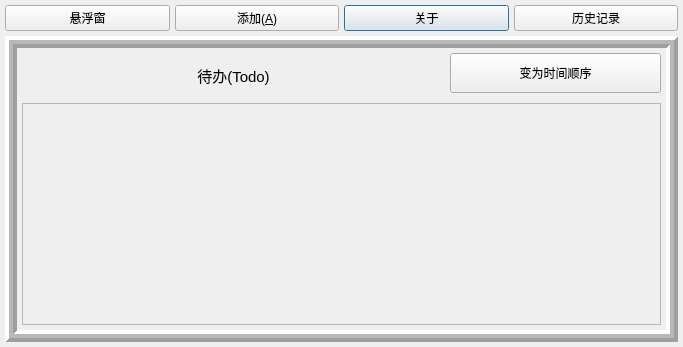
The window that AppeaRemind/dialog.ui (yzc0731/copy_from_xiang) describes before a commit, drawn with Qt 5.
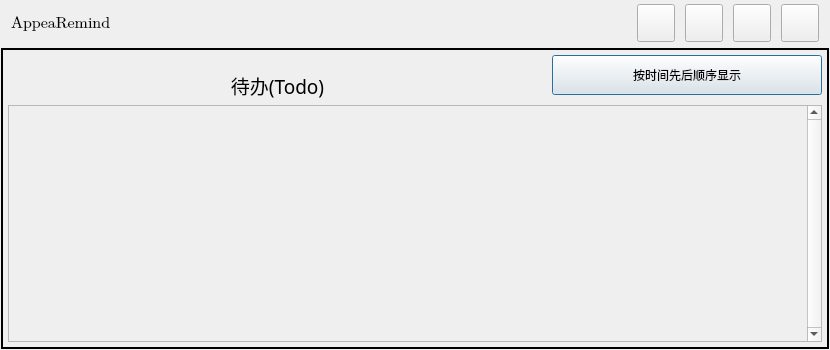
The same window after the commit. Icons and pictures are not drawn.

```diff
--- a/AppeaRemind/dialog.ui
+++ b/AppeaRemind/dialog.ui
@@ -6,73 +6,60 @@
    <rect>
     <x>0</x>
     <y>0</y>
-    <width>683</width>
-    <height>347</height>
+    <width>830</width>
+    <height>350</height>
    </rect>
   </property>
+  <property name="minimumSize">
+   <size>
+    <width>830</width>
+    <height>350</height>
+   </size>
+  </property>
   <property name="maximumSize">
    <size>
-    <width>2080</width>
-    <height>980</height>
+    <width>1080</width>
+    <height>650</height>
    </size>
   </property>
   <property name="windowTitle">
    <string>主界面</string>
   </property>
-  <layout class="QGridLayout" name="gridLayout_2">
+  <layout class="QGridLayout" name="gridLayout_2" columnstretch="0,3,2,2,2,2,0,0">
    <property name="leftMargin">
-    <number>5</number>
+    <number>1</number>
    </property>
    <property name="topMargin">
-    <number>5</number>
+    <number>4</number>
    </property>
    <property name="rightMargin">
-    <number>5</number>
+    <number>1</number>
    </property>
    <property name="bottomMargin">
-    <number>5</number>
+    <number>1</number>
    </property>
-   <property name="spacing">
-    <number>5</number>
+   <property name="horizontalSpacing">
+    <number>10</number>
    </property>
-   <item row="0" column="2">
-    <widget class="QPushButton" name="pushButton_2">
-     <property name="text">
-      <string>关于</string>
-     </property>
-    </widget>
-   </item>
-   <item row="0" column="3">
-    <widget class="QPushButton" name="pushButton_4">
-     <property name="text">
-      <string>历史记录</string>
-     </property>
-    </widget>
-   </item>
-   <item row="0" column="1">
-    <widget class="QPushButton" name="pushButton">
-     <property name="text">
-      <string>添加(&amp;A)</string>
-     </property>
-    </widget>
-   </item>
-   <item row="0" column="0">
-    <widget class="QPushButton" name="toSusbendBtn">
-     <property name="text">
-      <string>悬浮窗</string>
-     </property>
-    </widget>
-   </item>
-   <item row="1" column="0" colspan="4">
+   <property name="verticalSpacing">
+    <number>6</number>
+   </property>
+   <item row="1" column="0" colspan="8">
     <widget class="QFrame" name="frame">
+     <property name="sizePolicy">
+      <sizepolicy hsizetype="Preferred" vsizetype="Expanding">
+       <horstretch>0</horstretch>
+       <verstretch>0</verstretch>
+      </sizepolicy>
+     </property>
      <property name="frameShape">
-      <enum>QFrame::Box</enum>
+      <enum>QFrame::WinPanel</enum>
      </property>
      <property name="frameShadow">
-      <enum>QFrame::Raised</enum>
+      <enum>QFrame::Plain</enum>
      </property>
      <property name="lineWidth">
-      <number>4</number>
+      <number>11</number>
      </property>
      <property name="midLineWidth">
       <number>4</number>
@@ -93,47 +80,23 @@
       <property name="spacing">
        <number>5</number>
       </property>
-      <item row="6" column="0">
-       <widget class="QLabel" name="label_3">
-        <property name="minimumSize">
-         <size>
-          <width>0</width>
-          <height>25</height>
-         </size>
-        </property>
-        <property name="maximumSize">
-         <size>
-          <width>16777215</width>
-          <height>20</height>
-         </size>
-        </property>
-        <property name="font">
-         <font>
-          <pointsize>11</pointsize>
-         </font>
-        </property>
-        <property name="text">
-         <string>待办(Todo)</string>
-        </property>
-        <property name="alignment">
-         <set>Qt::AlignCenter</set>
-        </property>
-       </widget>
-      </item>
       <item row="8" column="0" colspan="2">
        <widget class="QScrollArea" name="frame_2">
         <property name="minimumSize">
          <size>
-          <width>0</width>
-          <height>80</height>
+          <width>814</width>
+          <height>232</height>
          </size>
         </property>
         <property name="maximumSize">
          <size>
           <width>1080</width>
-          <height>1080</height>
+          <height>800</height>
          </size>
         </property>
+        <property name="verticalScrollBarPolicy">
+         <enum>Qt::ScrollBarAlwaysOn</enum>
+        </property>
         <property name="widgetResizable">
          <bool>true</bool>
         </property>
@@ -142,8 +105,8 @@
           <rect>
            <x>0</x>
            <y>0</y>
-           <width>637</width>
-           <height>207</height>
+           <width>786</width>
+           <height>230</height>
           </rect>
          </property>
         </widget>
@@ -180,16 +143,238 @@
          </size>
         </property>
         <property name="text">
-         <string>变为时间顺序</string>
+         <string>按时间先后顺序显示</string>
         </property>
         <property name="checkable">
          <bool>true</bool>
         </property>
        </widget>
       </item>
+      <item row="6" column="0">
+       <widget class="QLabel" name="label_3">
+        <property name="minimumSize">
+         <size>
+          <width>0</width>
+          <height>40</height>
+         </size>
+        </property>
+        <property name="maximumSize">
+         <size>
+          <width>16777215</width>
+          <height>20</height>
+         </size>
+        </property>
+        <property name="font">
+         <font>
+          <family>宋体</family>
+          <pointsize>14</pointsize>
+         </font>
+        </property>
+        <property name="text">
+         <string>待办(Todo)</string>
+        </property>
+        <property name="alignment">
+         <set>Qt::AlignCenter</set>
+        </property>
+       </widget>
+      </item>
      </layout>
     </widget>
    </item>
+   <item row="0" column="6">
+    <widget class="QPushButton" name="pushButton_4">
+     <property name="sizePolicy">
+      <sizepolicy hsizetype="Fixed" vsizetype="Fixed">
+       <horstretch>0</horstretch>
+       <verstretch>0</verstretch>
+      </sizepolicy>
+     </property>
+     <property name="minimumSize">
+      <size>
+       <width>38</width>
+       <height>38</height>
+      </size>
+     </property>
+     <property name="maximumSize">
+      <size>
+       <width>38</width>
+       <height>38</height>
+      </size>
+     </property>
+     <property name="toolTip">
+      <string>历史记录</string>
+     </property>
+     <property name="text">
+      <string/>
+     </property>
+     <property name="icon">
+      <iconset>
+       <normaloff>:/history_ima.png</normaloff>:/history_ima.png</iconset>
+     </property>
+     <property name="iconSize">
+      <size>
+       <width>38</width>
+       <height>38</height>
+      </size>
+     </property>
+    </widget>
+   </item>
+   <item row="0" column="5">
+    <widget class="QPushButton" name="pushButton_2">
+     <property name="sizePolicy">
+      <sizepolicy hsizetype="Fixed" vsizetype="Fixed">
+       <horstretch>0</horstretch>
+       <verstretch>0</verstretch>
+      </sizepolicy>
+     </property>
+     <property name="minimumSize">
+      <size>
+       <width>38</width>
+       <height>38</height>
+      </size>
+     </property>
+     <property name="maximumSize">
+      <size>
+       <width>38</width>
+       <height>38</height>
+      </size>
+     </property>
+     <property name="toolTip">
+      <string>关于我们</string>
+     </property>
+     <property name="text">
+      <string/>
+     </property>
+     <property name="icon">
+      <iconset>
+       <normaloff>:/about_ima.png</normaloff>:/about_ima.png</iconset>
+     </property>
+     <property name="iconSize">
+      <size>
+       <width>38</width>
+       <height>38</height>
+      </size>
+     </property>
+    </widget>
+   </item>
+   <item row="0" column="4">
+    <widget class="QPushButton" name="pushButton">
+     <property name="sizePolicy">
+      <sizepolicy hsizetype="Fixed" vsizetype="Fixed">
+       <horstretch>0</horstretch>
+       <verstretch>0</verstretch>
+      </sizepolicy>
+     </property>
+     <property name="minimumSize">
+      <size>
+       <width>38</width>
+       <height>38</height>
+      </size>
+     </property>
+     <property name="maximumSize">
+      <size>
+       <width>38</width>
+       <height>38</height>
+      </size>
+     </property>
+     <property name="toolTip">
+      <string>添加</string>
+     </property>
+     <property name="text">
+      <string/>
+     </property>
+     <property name="icon">
+      <iconset>
+       <normaloff>:/addnew.png</normaloff>:/addnew.png</iconset>
+     </property>
+     <property name="iconSize">
+      <size>
+       <width>38</width>
+       <height>38</height>
+      </size>
+     </property>
+     <property name="flat">
+      <bool>false</bool>
+     </property>
+    </widget>
+   </item>
+   <item row="0" column="3">
+    <widget class="QPushButton" name="toSusbendBtn">
+     <property name="sizePolicy">
+      <sizepolicy hsizetype="Fixed" vsizetype="Fixed">
+       <horstretch>0</horstretch>
+       <verstretch>0</verstretch>
+      </sizepolicy>
+     </property>
+     <property name="minimumSize">
+      <size>
+       <width>0</width>
+       <height>38</height>
+      </size>
+     </property>
+     <property name="maximumSize">
+      <size>
+       <width>38</width>
+       <height>38</height>
+      </size>
+     </property>
+     <property name="font">
+      <font>
+       <family>Bell MT</family>
+      </font>
+     </property>
+     <property name="toolTip">
+      <string>悬浮窗</string>
+     </property>
+     <property name="text">
+      <string/>
+     </property>
+     <property name="icon">
+      <iconset>
+       <normaloff>:/xuanfu.png</normaloff>:/xuanfu.png</iconset>
+     </property>
+     <property name="iconSize">
+      <size>
+       <width>38</width>
+       <height>38</height>
+      </size>
+     </property>
+    </widget>
+   </item>
+   <item row="0" column="1" colspan="2">
+    <widget class="QLabel" name="label">
+     <property name="sizePolicy">
+      <sizepolicy hsizetype="Preferred" vsizetype="Minimum">
+       <horstretch>0</horstretch>
+       <verstretch>0</verstretch>
+      </sizepolicy>
+     </property>
+     <property name="minimumSize">
+      <size>
+       <width>0</width>
+       <height>38</height>
+      </size>
+     </property>
+     <property name="maximumSize">
+      <size>
+       <width>16777215</width>
+       <height>38</height>
+      </size>
+     </property>
+     <property name="font">
+      <font>
+       <family>Cambria Math</family>
+       <pointsize>12</pointsize>
+      </font>
+     </property>
+     <property name="frameShape">
+      <enum>QFrame::NoFrame</enum>
+     </property>
+     <property name="text">
+      <string>AppeaRemind</string>
+     </property>
+    </widget>
+   </item>
   </layout>
  </widget>
  <resources/>
```
